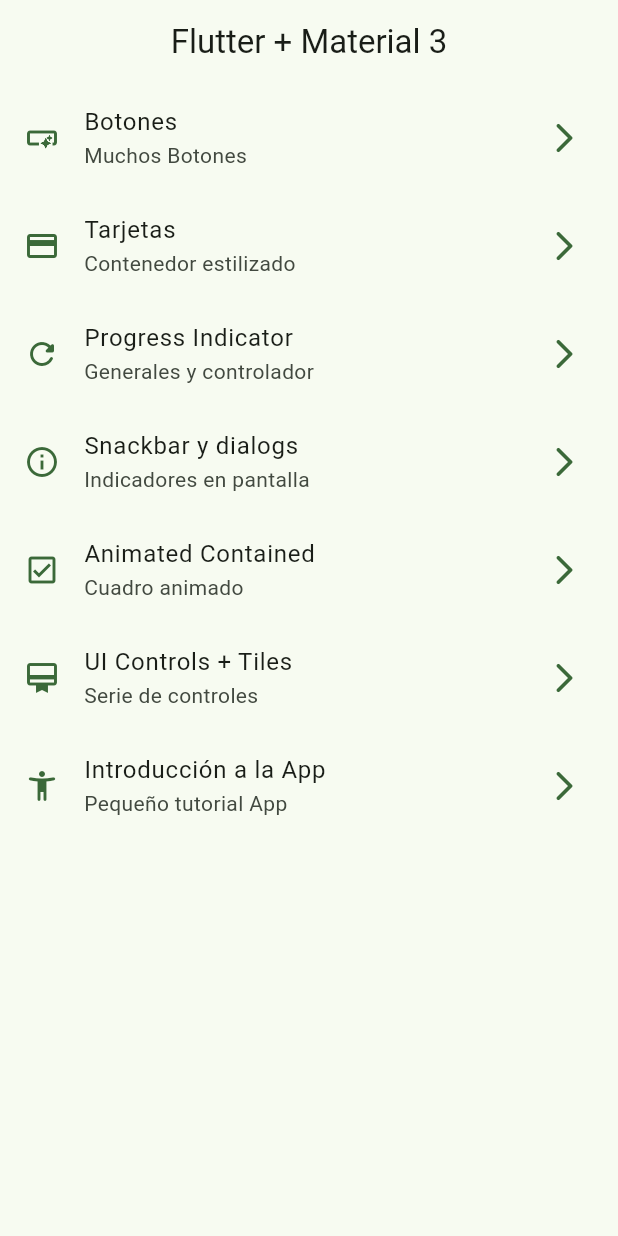
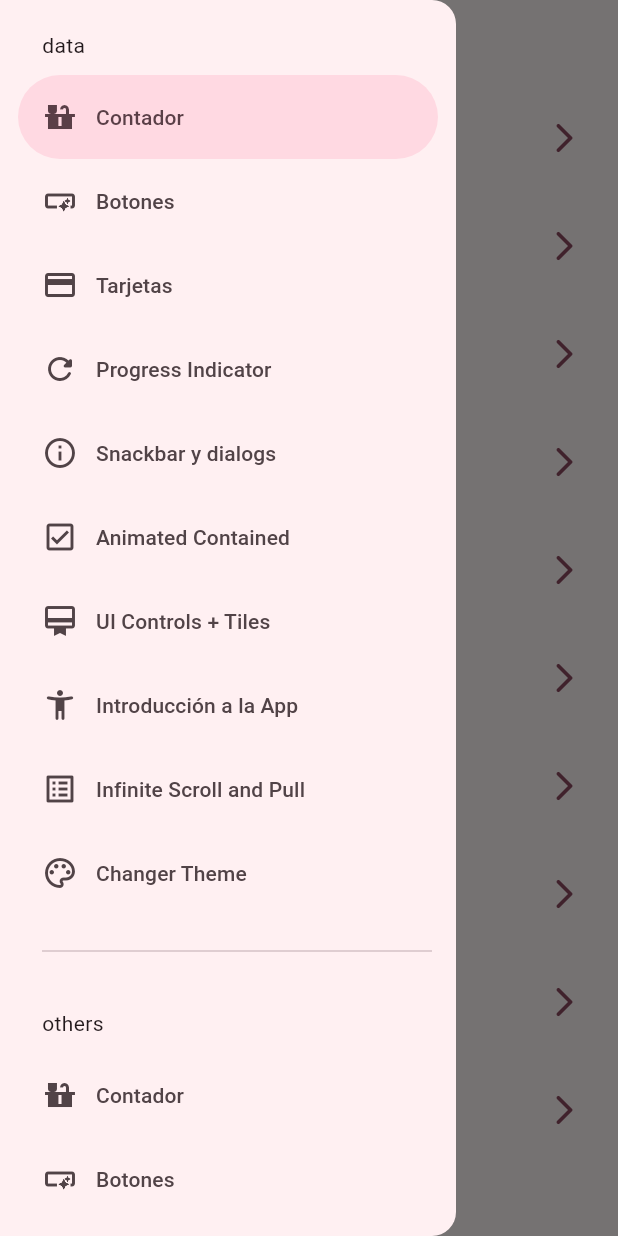
Before and after one commit to on-brulera/flutter-testing-M3, a Flutter app: the screen it shows after launch, with the side drawer open (before the commit the screen has no drawer), on a phone screen of 412 x 824 dp. Run offline on Flutter 3.47's test engine with Material 3 defaults, Android fonts, the phone set to English and light mode, and no system bars; our stand-ins replace animate_do, flutter_riverpod, go_router.

Commit message:
Ejercicio de colors con riverpod

```diff
--- a/lib/config/router/app_router.dart
+++ b/lib/config/router/app_router.dart
@@ -1,4 +1,5 @@
 import 'package:go_router/go_router.dart';
+import 'package:widgets_app/presentation/screens/theme_changer/theme_changer_screen.dart';
 
 import '../../presentation/screens/screens.dart';
 
@@ -45,5 +46,20 @@ final appRouter = GoRouter(
       name: AppTutorialScreen.name,
       builder: (context, state) => const AppTutorialScreen(),
     ),
+    GoRoute(
+      path: '/infinite',
+      name: InfiniteScrollScreen.name,
+      builder: (context, state) => const InfiniteScrollScreen(),
+    ),
+    GoRoute(
+      path: '/contador',
+      name: CounterScreen.name,
+      builder: (context, state) => const CounterScreen(),
+    ),
+    GoRoute(
+      path: '/theme-changer',
+      name: ThemeChangerScreen.name,
+      builder: (context, state) => const ThemeChangerScreen(),
+    ),
   ],
 );
--- a/lib/config/theme/app_theme.dart
+++ b/lib/config/theme/app_theme.dart
@@ -11,12 +11,14 @@ List colores = <Color>[
 class AppTheme {
 
   final int selectedColor;
+  final bool isDark;
 
-  AppTheme({required this.selectedColor})
+  AppTheme({this.selectedColor = 0, this.isDark = false})
     :assert(selectedColor >= 0 && selectedColor < colores.length, 'selected color must be 0 - ${colores.length-1}');
 
   ThemeData getTheme() => ThemeData(
     useMaterial3: true,
+    brightness: isDark? Brightness.dark: Brightness.light,
     colorSchemeSeed: colores[selectedColor],
     appBarTheme: const AppBarTheme(centerTitle: true)
   );
--- a/lib/main.dart
+++ b/lib/main.dart
@@ -1,21 +1,28 @@
 import 'package:flutter/material.dart';
+import 'package:flutter_riverpod/flutter_riverpod.dart';
 import 'package:widgets_app/config/router/app_router.dart';
 import 'package:widgets_app/config/theme/app_theme.dart';
+import 'package:widgets_app/presentation/providers/theme_provider.dart';
 
 void main() {
-  runApp(const MainApp());
+  runApp(const ProviderScope(child: MainApp()));
 }
 
-class MainApp extends StatelessWidget {
+class MainApp extends ConsumerWidget {
   const MainApp({super.key});
 
   @override
-  Widget build(BuildContext context) {
+  Widget build(BuildContext context, ref) {
+
+    final bool isDark = ref.watch(isDarkMode);
+    final int selectedIndex = ref.watch(selectedIndexProvider);
+
+
     return MaterialApp.router(
       title: 'TESTING WIDGETS',
       routerConfig: appRouter,
       debugShowCheckedModeBanner: false,
-      theme: AppTheme(selectedColor:3).getTheme(),
+      theme: AppTheme(isDark: isDark, selectedColor: selectedIndex).getTheme(),
     );
   }
 }
--- a/lib/menu/menu_items.dart
+++ b/lib/menu/menu_items.dart
@@ -15,11 +15,15 @@ class MenuItems{
 }
 
 const appMenuItems = <MenuItems>[
+  MenuItems(title: 'Contador',subTitle: 'Contando clicks', link: '/contador', icon: Icons.countertops),
   MenuItems(title: 'Botones',subTitle: 'Muchos Botones', link: '/buttons', icon: Icons.smart_button),
-  MenuItems(title: 'Tarjetas',subTitle: 'Contenedor estilizado', link: '/cards', icon: Icons.credit_card),
+  MenuItems(title: 'Tarjetas',subTitle
+  : 'Contenedor estilizado', link: '/cards', icon: Icons.credit_card),
   MenuItems(title: 'Progress Indicator',subTitle: 'Generales y controlador', link: '/progress', icon: Icons.refresh_rounded),
   MenuItems(title: 'Snackbar y dialogs',subTitle: 'Indicadores en pantalla', link: '/snackbar', icon: Icons.info_outline),
   MenuItems(title: 'Animated Contained',subTitle: 'Cuadro animado', link: '/animated', icon: Icons.check_box_outlined),
   MenuItems(title: 'UI Controls + Tiles',subTitle: 'Serie de controles', link: '/ui-controls', icon: Icons.card_membership_outlined),
   MenuItems(title: 'Introducción a la App',subTitle: 'Pequeño tutorial App', link: '/tutorial', icon: Icons.accessibility_new_rounded),
+  MenuItems(title: 'Infinite Scroll and Pull',subTitle: 'Vistas Infinitas y pull to refresh', link: '/infinite', icon: Icons.list_alt_outlined),
+  MenuItems(title: 'Changer Theme',subTitle: 'Temas y más', link: '/theme-changer', icon: Icons.color_lens_outlined),
 ];
--- /dev/null
+++ b/lib/presentation/providers/counter_provider.dart
@@ -0,0 +1,3 @@
+import 'package:flutter_riverpod/flutter_riverpod.dart';
+
+final counterProvider = StateProvider((ref) => 0);
--- /dev/null
+++ b/lib/presentation/providers/theme_provider.dart
@@ -0,0 +1,11 @@
+
+import 'package:flutter_riverpod/flutter_riverpod.dart';
+import 'package:widgets_app/config/theme/app_theme.dart';
+
+//activado modo oscuro
+final isDarkMode = StateProvider((ref) => false);
+
+//estado de colores inmutables
+final colorListProvider = Provider((ref) => colores);
+
+final selectedIndexProvider = StateProvider((ref) => 0);
--- a/lib/presentation/screens/home/home_screen.dart
+++ b/lib/presentation/screens/home/home_screen.dart
@@ -1,7 +1,7 @@
 import 'package:flutter/material.dart';
 import 'package:go_router/go_router.dart';
 import 'package:widgets_app/menu/menu_items.dart';
-import 'package:widgets_app/presentation/screens/cards/cards_screen.dart';
+import 'package:widgets_app/presentation/widgets/side_menu.dart';
 
 class HomeScreen extends StatelessWidget{
 
@@ -10,11 +10,16 @@ class HomeScreen extends StatelessWidget{
 
   @override
   Widget build(BuildContext context) {
+
+    final scafoldKey = GlobalKey<ScaffoldState>();
+
     return Scaffold(
+      key: scafoldKey,
       appBar: AppBar(
         title: const Text("Flutter + Material 3"),
       ),
       body: const _HomeView(),
+      drawer: SideMenu(scafoldKey: scafoldKey)
     );
   }
 }
--- a/lib/presentation/screens/screens.dart
+++ b/lib/presentation/screens/screens.dart
@@ -1,5 +1,6 @@
 //archivo de barril
 
+export 'package:widgets_app/presentation/screens/counter/counter_screen.dart';
 export 'package:widgets_app/presentation/screens/animated/animted_screen.dart';
 export 'package:widgets_app/presentation/screens/app_tutorial/app_tutorial_screen.dart';
 export 'package:widgets_app/presentation/screens/infinite_scroll/infinite_scroll_screen.dart';
--- /dev/null
+++ b/lib/presentation/widgets/side_menu.dart
@@ -0,0 +1,58 @@
+import 'package:flutter/material.dart';
+import 'package:go_router/go_router.dart';
+import 'package:widgets_app/menu/menu_items.dart';
+
+class SideMenu extends StatefulWidget {
+
+  final GlobalKey<ScaffoldState> scafoldKey;
+
+  const SideMenu({super.key, required this.scafoldKey});
+
+  @override
+  State<SideMenu> createState() => _SideMenuState();
+}
+
+class _SideMenuState extends State<SideMenu> {
+
+  int navDrawerIndex = 0;
+
+  @override
+  Widget build(BuildContext context) {
+
+    //averiguar notch
+    final hasNotch = MediaQuery.of(context).viewPadding.top > 35;
+
+    return NavigationDrawer(
+      selectedIndex: navDrawerIndex,
+      onDestinationSelected: (value) {
+        setState(() {
+          navDrawerIndex = value;
+        });
+
+        final menuItem = appMenuItems[value];
+        context.push(menuItem.link);
+        widget.scafoldKey.currentState?.closeDrawer();
+      },
+      children: [
+        Padding(
+          padding: EdgeInsets.fromLTRB(28, hasNotch?10:20, 16, 10),
+          child: const Text('data'),
+        ),
+
+        ...appMenuItems.map((item) => NavigationDrawerDestination(icon: Icon(item.icon), label: Text(item.title)),),
+
+        const Padding(
+          padding: EdgeInsets.fromLTRB(28, 16, 16, 10),
+          child: Divider(),
+        ),
+
+        Padding(
+          padding: EdgeInsets.fromLTRB(28, hasNotch?10:20, 16, 10),
+          child: const Text('others'),
+        ),
+
+        ...appMenuItems.sublist(0,3).map((item) => NavigationDrawerDestination(icon: Icon(item.icon), label: Text(item.title)),),
+      ]
+    );
+  }
+}
--- a/pubspec.yaml
+++ b/pubspec.yaml
@@ -10,6 +10,7 @@ dependencies:
   animate_do: ^3.1.2
   flutter:
     sdk: flutter
+  flutter_riverpod: ^2.4.9
   go_router: ^12.1.3
 
 dev_dependencies:
```
Also changed, not shown: lib/presentation/screens/counter/counter_screen.dart (added, +40 -0 lines), lib/presentation/screens/infinite_scroll/infinite_scroll_screen.dart (+110 -2 lines), lib/presentation/screens/theme_changer/theme_changer_screen.dart (added, +60 -0 lines), pubspec.lock.
